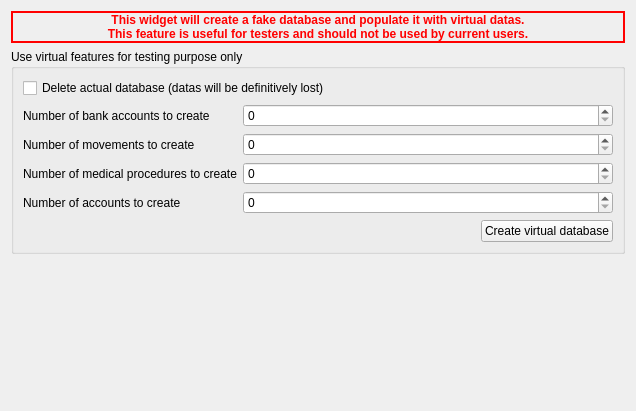
The window that plugins/accountplugin/preferences/virtualdatabasecreator.ui (FreeHealth/freehealth) describes before a commit, drawn with Qt 5.
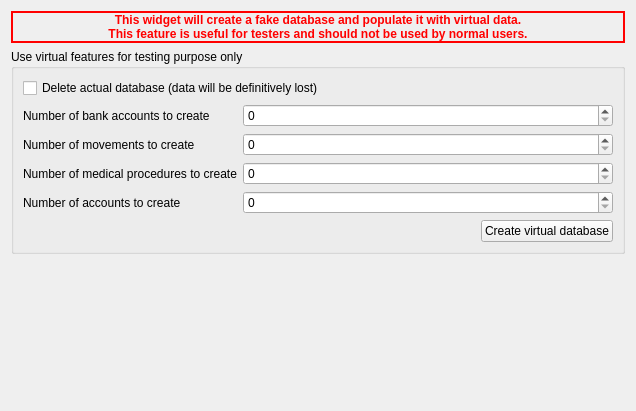
The same window after the commit.

Diff of the .ui file:
```diff
--- a/plugins/accountplugin/preferences/virtualdatabasecreator.ui
+++ b/plugins/accountplugin/preferences/virtualdatabasecreator.ui
@@ -63,8 +63,8 @@
       <enum>QFrame::WinPanel</enum>
      </property>
      <property name="text">
-      <string>This widget will create a fake database and populate it with virtual datas.
-This feature is useful for testers and should not be used by current users.</string>
+      <string>This widget will create a fake database and populate it with virtual data.
+This feature is useful for testers and should not be used by normal users.</string>
      </property>
      <property name="alignment">
       <set>Qt::AlignCenter</set>
@@ -80,7 +80,7 @@
       <item row="0" column="0" colspan="2">
        <widget class="QCheckBox" name="checkBox">
         <property name="text">
-         <string>Delete actual database (datas will be definitively lost)</string>
+         <string>Delete actual database (data will be definitively lost)</string>
         </property>
        </widget>
       </item>
```
